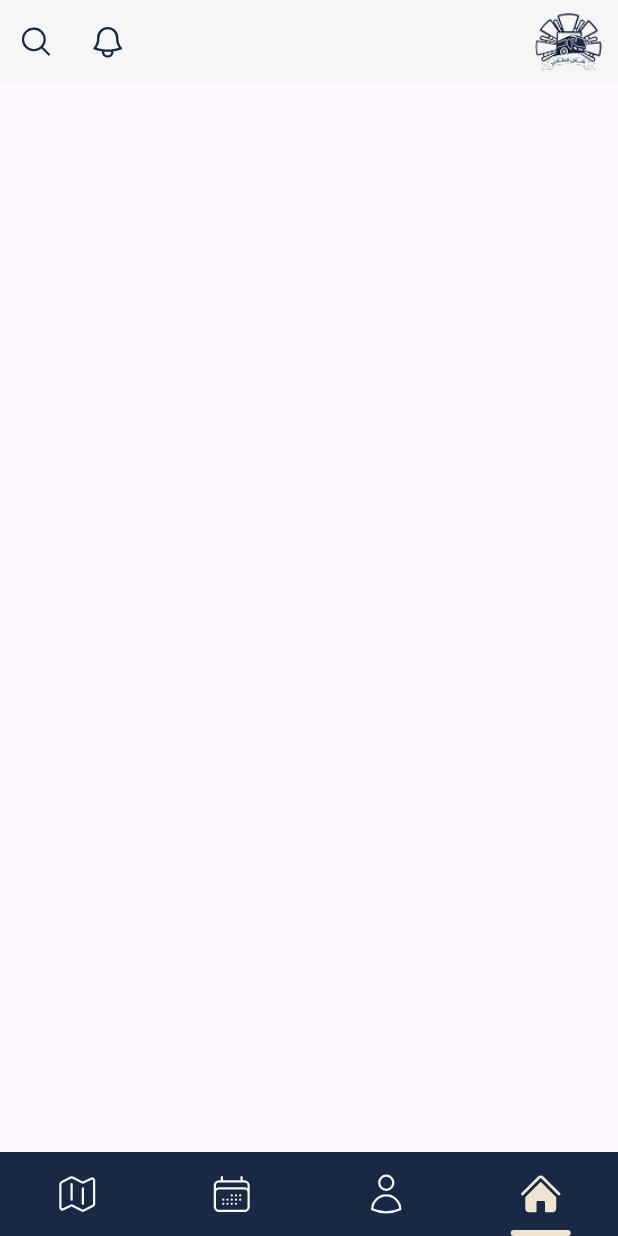
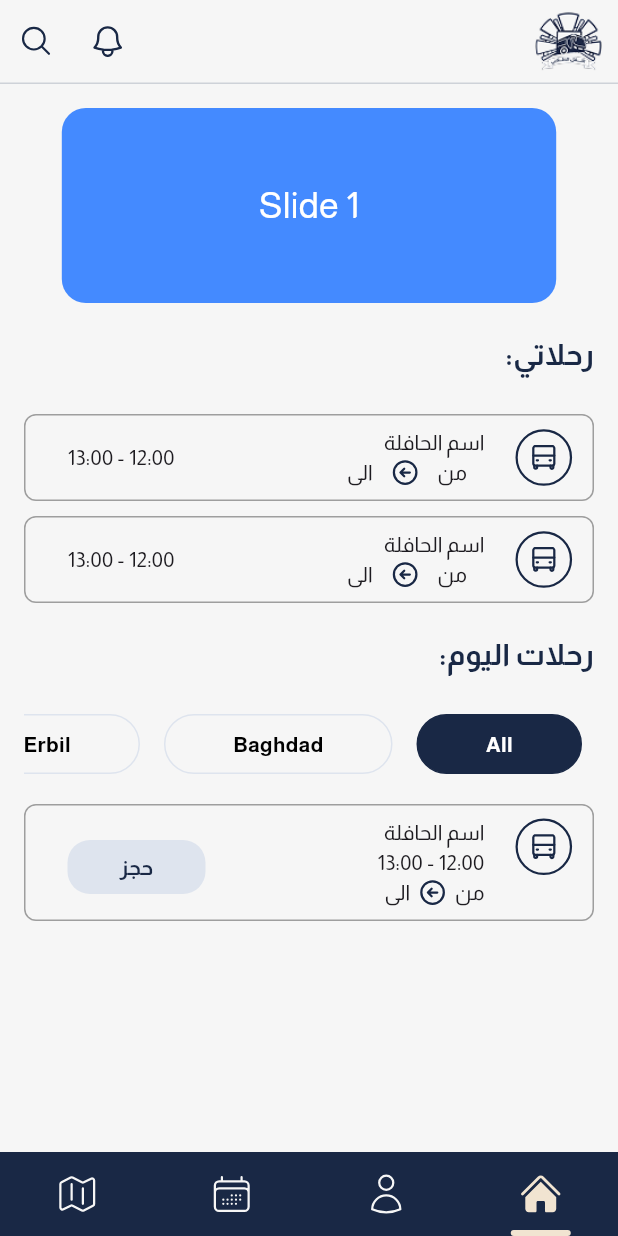
Before and after one commit to Tyler34Durden/Uot-Transport-Flutter, a Flutter app: the MainScreen screen opened directly, swiped to page 4, on a phone screen of 412 x 824 dp. Run offline on Flutter 3.47's test engine with Material 3 defaults, Android fonts, the phone set to English and light mode, and no system bars; drawn by our look-alikes of carousel_slider; our stand-ins replace dio, flutter_svg; missing offline and left inert: mobile_scanner.

Commit message:
complete widgets for the home screen feature

```diff
--- a/lib/auth_feature/view/widgets/app_button.dart
+++ b/lib/auth_feature/view/widgets/app_button.dart
@@ -55,7 +55,7 @@ class AppButton extends StatelessWidget {
             AppText(
               lbl: lbl,
               style: TextStyle(
-                fontSize: 16,
+                fontSize: 14,
                 fontWeight: FontWeight.bold,
                 color: textColor ?? AppColors.accentColor,
               ),
--- a/lib/core/core_widgets/uot_appbar.dart
+++ b/lib/core/core_widgets/uot_appbar.dart
@@ -27,6 +27,13 @@ import 'package:flutter/material.dart';
                       onPressed: () {},
                     ),
                   ],
+                  bottom: PreferredSize(
+                    preferredSize: const Size.fromHeight(1.0),
+                    child: Container(
+                      color: Color(0xffCED2D8),
+                      height: 1.0,
+                    ),
+                  ),
                 ),
               );
             }
--- a/lib/core/main_screen.dart
+++ b/lib/core/main_screen.dart
@@ -17,7 +17,7 @@ class MainScreen extends StatefulWidget {
 
 class _MainScreenState extends State<MainScreen> {
   int _selectedIndex = 3;
-  final PageController _pageController = PageController();
+  final PageController _pageController = PageController(initialPage: 3);
 
   // Lists for the icon paths
   final List<String> selectedIcons = [
--- a/lib/home_feature/view/screens/home_screen.dart
+++ b/lib/home_feature/view/screens/home_screen.dart
@@ -1,15 +1,81 @@
 import 'package:flutter/material.dart';
+      import 'package:uot_transport/core/app_colors.dart';
       import 'package:uot_transport/core/core_widgets/uot_appbar.dart';
+import 'package:uot_transport/home_feature/view/widgets/active_trips_widget.dart';
+import 'package:uot_transport/home_feature/view/widgets/city_filter.dart';
+import 'package:uot_transport/home_feature/view/widgets/city_filter_item.dart';
+      import 'package:uot_transport/home_feature/view/widgets/home_slider.dart';
+import 'package:uot_transport/home_feature/view/widgets/my_trips_widget.dart';
+
       class HomeScreen extends StatelessWidget {
         const HomeScreen({super.key});
 
         @override
         Widget build(BuildContext context) {
-    return Scaffold(
-      body: Column(
+          return Directionality(
+            textDirection: TextDirection.rtl,
+            child: Scaffold(
+              backgroundColor: AppColors.backgroundColor,
+              body: Padding(
+                padding: const EdgeInsets.all(16.0),
+                child: Column(
+                crossAxisAlignment: CrossAxisAlignment.start,
                   children: [
+                    HomeSlider(),
+                    SizedBox(height: 20),
+                    Text(
+                      "رحلاتي:",
+                      style: TextStyle(
+                        fontSize: 20,
+                        fontWeight: FontWeight.bold,
+                        color: AppColors.primaryColor,
+                      ),
+                    ),
+                  SizedBox(height: 25),
+                  MyTripsWidget(),
+                  SizedBox(height: 10),
+                  MyTripsWidget(),
+                  SizedBox(height: 20),
+                  Text(
+                    "رحلات اليوم:",
+                    style: TextStyle(
+                      fontSize: 20,
+                      fontWeight: FontWeight.bold,
+                      color: AppColors.primaryColor,
+                    ),
+                  ),
+                  SizedBox(height: 25),
+                    SizedBox(
+                      height: 40,
+                      child: ListView(
+                        shrinkWrap: true,
+                        scrollDirection: Axis.horizontal,
+                        children: [
+                          CityFilterItem(
+                            title: 'All',
+                            isSelected: true,
+                          ),
+                          CityFilterItem(
+                            title: 'Baghdad',
+                            isSelected: false,
+                          ),
+                          CityFilterItem(
+                            title: 'Erbil',
+                            isSelected: false,
+                          ),
+                          CityFilterItem(
+                            title: 'Sulaymaniyah',
+                            isSelected: false,
+                          ),
+                        ],
+                      ),
+                    ),
+                    SizedBox(height: 20),
+                    ActiveTripsWidget(),
 
                   ],
+                ),
+              ),
             ),
           );
         }
--- /dev/null
+++ b/lib/home_feature/view/widgets/active_trips_widget.dart
@@ -0,0 +1,237 @@
+import 'package:flutter/material.dart';
+import 'package:flutter_svg/svg.dart';
+import 'package:uot_transport/auth_feature/view/widgets/app_button.dart';
+import 'package:uot_transport/auth_feature/view/widgets/app_text.dart';
+import 'package:uot_transport/core/app_colors.dart';
+import 'package:uot_transport/auth_feature/view/widgets/app_dropdown.dart';
+import 'package:uot_transport/core/main_screen.dart';
+
+class ActiveTripsWidget extends StatelessWidget {
+  const ActiveTripsWidget({super.key});
+
+  @override
+  Widget build(BuildContext context) {
+    return Directionality(
+      textDirection: TextDirection.rtl,
+      child: Container(
+        decoration: BoxDecoration(
+          border: Border.all(color: Colors.grey),
+          borderRadius: BorderRadius.circular(8),
+        ),
+        padding: const EdgeInsets.all(8),
+        child: Row(
+          crossAxisAlignment: CrossAxisAlignment.start,
+          children: [
+            const SizedBox(width: 5),
+            SvgPicture.asset('assets/icons/bus.svg'),
+            const SizedBox(width: 20),
+            Expanded(
+              child: Column(
+                crossAxisAlignment: CrossAxisAlignment.start,
+                children: [
+                  const Text('اسم الحافلة'),
+                  const Text("12:00 - 13:00"),
+                  Row(
+                    mainAxisAlignment: MainAxisAlignment.start,
+                    children: [
+                      const Text('من'),
+                      SizedBox(width: 5),
+                      SvgPicture.asset('assets/icons/arrow-right-circle.svg'),
+                      SizedBox(width: 5),
+                      const Text('الى'),
+                    ],
+                  ),
+                ],
+              ),
+            ),
+            const Spacer(),
+            Column(
+              children: [
+                SizedBox(height: 15),
+                AppButton(
+                  lbl: "حجز",
+                  onPressed: () {
+                    _showStationDialog(context);
+                  },
+                  color: AppColors.secondaryColor,
+                  textColor: AppColors.primaryColor,
+                  width: 92,
+                  height: 36,
+                ),
+              ],
+            ),
+            SizedBox(width: 20),
+          ],
+        ),
+      ),
+    );
+  }
+
+  void _showStationDialog(BuildContext context) {
+    showDialog(
+      context: context,
+      barrierDismissible: false,
+      builder: (BuildContext context) {
+        String? selectedValue1;
+        String? selectedValue2;
+        return Directionality(
+          textDirection: TextDirection.rtl,
+          child: AlertDialog(
+            title: Align(
+                alignment: Alignment.centerRight,
+                child: Text('اختر المحطات')),
+            content: Container(
+              width: 800, // Set the desired width
+              height: 260, // Set the desired height
+              child: Column(
+                children: [
+                  Align(
+                    alignment: Alignment.centerRight,
+                    child: AppText(
+                      lbl: 'من',
+                      style: TextStyle(
+                        color: AppColors.textColor,
+                        fontSize: 14,
+                      ),
+                    ),
+                  ),
+                  AppDropdown(
+                    items: ['Option 1', 'Option 2', 'Option 3'],
+                    hintText: 'Select Option 1',
+                    value: selectedValue1,
+                    onChanged: (String? newValue) {
+                      selectedValue1 = newValue;
+                    },
+                  ),
+                  const SizedBox(height: 10,),
+                  Align(
+                    alignment: Alignment.centerRight,
+                    child: AppText(
+                      lbl: 'الى',
+                      style: TextStyle(
+                        color: AppColors.textColor,
+                        fontSize: 14,
+                      ),
+                    ),
+                  ),
+                  AppDropdown(
+                    items: ['Option 1', 'Option 2', 'Option 3'],
+                    hintText: 'Select Option 2',
+                    value: selectedValue2,
+                    onChanged: (String? newValue) {
+                      selectedValue2 = newValue;
+                    },
+                  ),
+                  const SizedBox(height: 10,),
+                  AppButton(
+                    lbl: "تأكيد الحجز",
+                    onPressed: () {
+                      _showBookingDialog(context);
+                    },
+                    color: AppColors.primaryColor,
+                    textColor: AppColors.backgroundColor,
+                    width: 265,
+                    height: 45,
+                  ),
+                  const SizedBox(height:10),
+                  AppButton(
+                    lbl: "إلغاء",
+                    onPressed: (){
+                      Navigator.of(context).pop();
+                    },
+                    color: AppColors.secondaryColor,
+                    textColor: AppColors.primaryColor,
+                    width: 265,
+                    height: 45,
+                  )
+                ],
+              ),
+            ),
+          ),
+        );
+      },
+    );
+  }
+
+  void _showBookingDialog(BuildContext context) {
+    showDialog(
+      context: context,
+      barrierDismissible: false,
+      builder: (BuildContext context) {
+        return Directionality(
+          textDirection: TextDirection.rtl,
+          child: AlertDialog(
+            title: Align(
+                alignment: Alignment.centerRight,
+                child: Text('هل انت متأكد من حجز الحافلة #')),
+            content: Container(
+              width: 500, // Set the desired width
+              height: 150, // Set the desired height
+              child: Column(
+                mainAxisAlignment: MainAxisAlignment.center,
+                crossAxisAlignment: CrossAxisAlignment.start,
+                children: [
+                  Text("سوف تقوم بحجز الحافلة من كلية الى الفرناج"),
+                  SizedBox(height: 20,),
+                  AppButton(
+                    lbl: "تأكيد الحجز",
+                    onPressed: () {
+                      _showConfirmationDialog(context);
+                    },
+                    color: AppColors.primaryColor,
+                    textColor: AppColors.backgroundColor,
+                    width: 265,
+                    height: 45,
+                  ),
+                  const SizedBox(height:10),
+                  AppButton(
+                    lbl: "إلغاء",
+                    onPressed: (){
+                      Navigator.of(context).pop();
+                    },
+                    color: AppColors.secondaryColor,
+                    textColor: AppColors.primaryColor,
+                    width: 265,
+                    height: 45,
+                  )
+                ],
+              ),
+            ),
+          ),
+        );
+      },
+    );
+  }
+
+
+  void _showConfirmationDialog(BuildContext context) {
+    showDialog(
+      context: context,
+      barrierDismissible: false,
+      builder: (BuildContext context) {
+        return AlertDialog(
+          title: SvgPicture.asset("assets/icons/check.svg"),
+          content: Container(
+            width: 800, // Set the desired width
+            height: 150, // Set the desired height
+            child: Column(
+              mainAxisAlignment: MainAxisAlignment.center,
+              children: [
+                Text('تم تأكيد الحجز بنجاح'),
+                SizedBox(height: 20),
+                TextButton(
+                  onPressed: () {
+                    Navigator.of(context).pushReplacement(
+                      MaterialPageRoute(builder: (context) => const MainScreen()),
+                    );
+                  },
+                  child: Text('الذهاب إلى الصفحة الرئيسية'),
+                ),
+              ],
+            ),
+          ),
+        );
+      },
+    );
+  }
+}
--- /dev/null
+++ b/lib/home_feature/view/widgets/city_filter_item.dart
@@ -0,0 +1,38 @@
+import 'package:flutter/material.dart';
+import 'package:uot_transport/core/app_colors.dart';
+
+class CityFilterItem extends StatelessWidget {
+  final String title;
+  final bool isSelected;
+
+  const CityFilterItem({
+    Key? key,
+    required this.title,
+    required this.isSelected,
+  }) : super(key: key);
+
+  @override
+  Widget build(BuildContext context) {
+    return Container(
+      margin: const EdgeInsets.symmetric(horizontal: 8.0),
+      padding: const EdgeInsets.symmetric(horizontal: 45.0, vertical: 8.0),
+      decoration: BoxDecoration(
+        color: isSelected ? AppColors.primaryColor : AppColors.backgroundColor,
+        borderRadius: BorderRadius.circular(30),
+        border: Border.all(
+          color: isSelected ? AppColors.primaryColor : AppColors.secondaryColor,
+          width: 1,
+        ),
+      ),
+      child: Center(
+        child: Text(
+          title,
+          style: TextStyle(
+            color: isSelected ? Colors.white : Colors.black,
+            fontWeight: FontWeight.bold,
+          ),
+        ),
+      ),
+    );
+  }
+}
--- /dev/null
+++ b/lib/home_feature/view/widgets/home_slider.dart
@@ -0,0 +1,39 @@
+// File: lib/home_feature/view/widgets/home_carousel_slider.dart
+import 'package:flutter/material.dart';
+import 'package:carousel_slider/carousel_slider.dart';
+
+class HomeSlider extends StatelessWidget {
+  const HomeSlider({Key? key}) : super(key: key);
+
+  @override
+  Widget build(BuildContext context) {
+    return CarouselSlider(
+      options: CarouselOptions(
+        height: 130,
+        viewportFraction: 1.0,
+        enlargeCenterPage: true,
+        autoPlay: true,
+      ),
+      items: [1, 2, 3].map((i) {
+        return Builder(
+          builder: (BuildContext context) {
+            return Container(
+              width: MediaQuery.of(context).size.width * 0.8,
+              margin: const EdgeInsets.symmetric(horizontal: 5.0),
+              decoration: BoxDecoration(
+                color: Colors.blueAccent,
+                borderRadius: BorderRadius.circular(16),
+              ),
+              child: Center(
+                child: Text(
+                  'Slide $i',
+                  style: const TextStyle(fontSize: 24, color: Colors.white),
+                ),
+              ),
+            );
+          },
+        );
+      }).toList(),
+    );
+  }
+}
--- /dev/null
+++ b/lib/home_feature/view/widgets/my_trips_widget.dart
@@ -0,0 +1,44 @@
+// File: lib/home_feature/view/widgets/my_trips_widget.dart
+          import 'package:flutter/material.dart';
+          import 'package:flutter_svg/svg.dart';
+
+          class MyTripsWidget extends StatelessWidget {
+            const MyTripsWidget({super.key});
+
+            @override
+            Widget build(BuildContext context) {
+              return Container(
+                decoration: BoxDecoration(
+                  border: Border.all(color: Colors.grey),
+                  borderRadius: BorderRadius.circular(8),
+                ),
+                padding: const EdgeInsets.all(8),
+                child: Row(
+                  children: [
+                    const SizedBox(width: 5),
+                    SvgPicture.asset('assets/icons/bus.svg'),
+                    const SizedBox(width: 20),
+                    Expanded(
+                      child: Column(
+                        crossAxisAlignment: CrossAxisAlignment.start,
+                        children: [
+                          const Text('اسم الحافلة'),
+                          Row(
+                            mainAxisAlignment: MainAxisAlignment.spaceEvenly,
+                            children: [
+                              const Text('من'),
+                              SvgPicture.asset('assets/icons/arrow-right-circle.svg'),
+                              const Text('الى'),
+                            ],
+                          ),
+                        ],
+                      ),
+                    ),
+                    const Spacer(), // replaces SizedBox(width: 140)
+                    const Text("12:00 - 13:00"),
+                    SizedBox(width: 20,)
+                  ],
+                ),
+              );
+            }
+          }
--- a/lib/profile_feature/view/screens/profile_screen.dart
+++ b/lib/profile_feature/view/screens/profile_screen.dart
@@ -5,12 +5,9 @@ class ProfileScreen extends StatelessWidget {
   @override
   Widget build(BuildContext context) {
     return Scaffold(
-      appBar: AppBar(
-        title: const Text('ProfileScreen'),
-      ),
       body: Column(
         children: [
-
+          Text('ProfileScreen'),
         ],
       ),
     );
--- a/lib/station_feature/view/screens/station_screen.dart
+++ b/lib/station_feature/view/screens/station_screen.dart
@@ -5,12 +5,9 @@ class StationScreen extends StatelessWidget {
   @override
   Widget build(BuildContext context) {
     return Scaffold(
-      appBar: AppBar(
-        title: const Text('StationScreen'),
-      ),
       body: Column(
         children: [
-
+          Text("station")
         ],
       ),
     );
--- a/lib/trips_feature/view/screens/trips_screen.dart
+++ b/lib/trips_feature/view/screens/trips_screen.dart
@@ -5,12 +5,9 @@ class TripsScreen extends StatelessWidget {
   @override
   Widget build(BuildContext context) {
     return Scaffold(
-      appBar: AppBar(
-        title: const Text('TripsScreen'),
-      ),
       body: Column(
         children: [
-
+          Text('TripsScreen'),
         ],
       ),
     );
```
Also changed, not shown: assets/icons/arrow-right-circle.svg (added), assets/icons/bus.svg (added), assets/icons/check.svg (added), lib/home_feature/view/widgets/city_filter.dart (added), lib/home_feature/view/widgets/mock_file.dart (deleted). Lines whose indentation alone changed are shown as unchanged.
